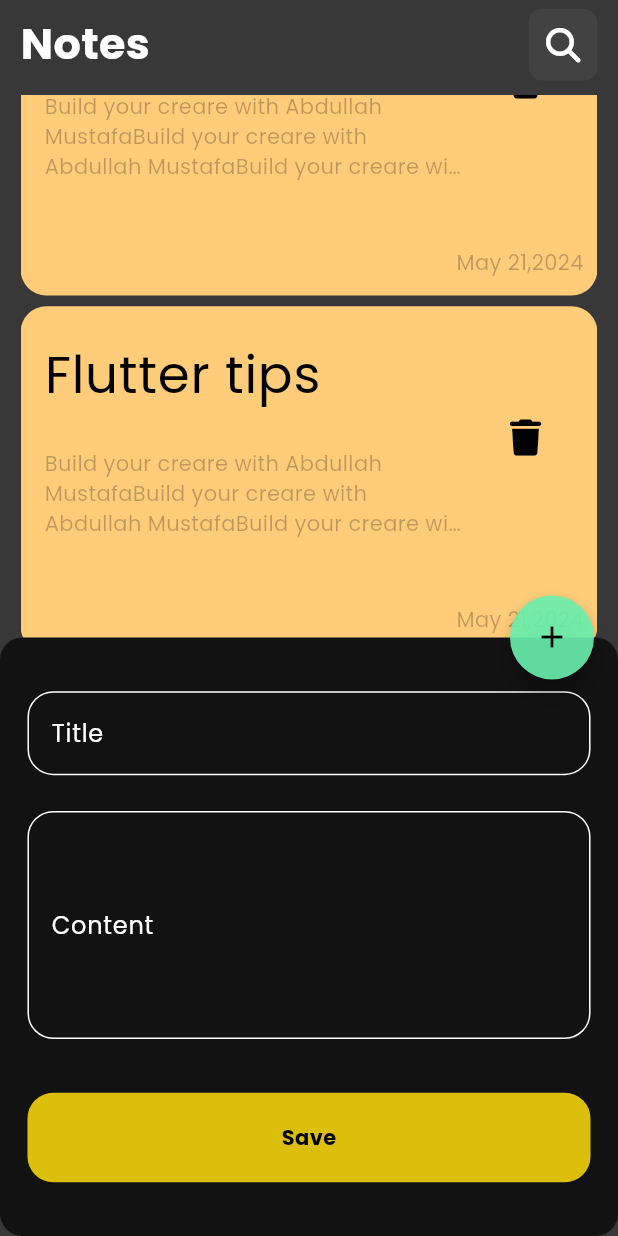
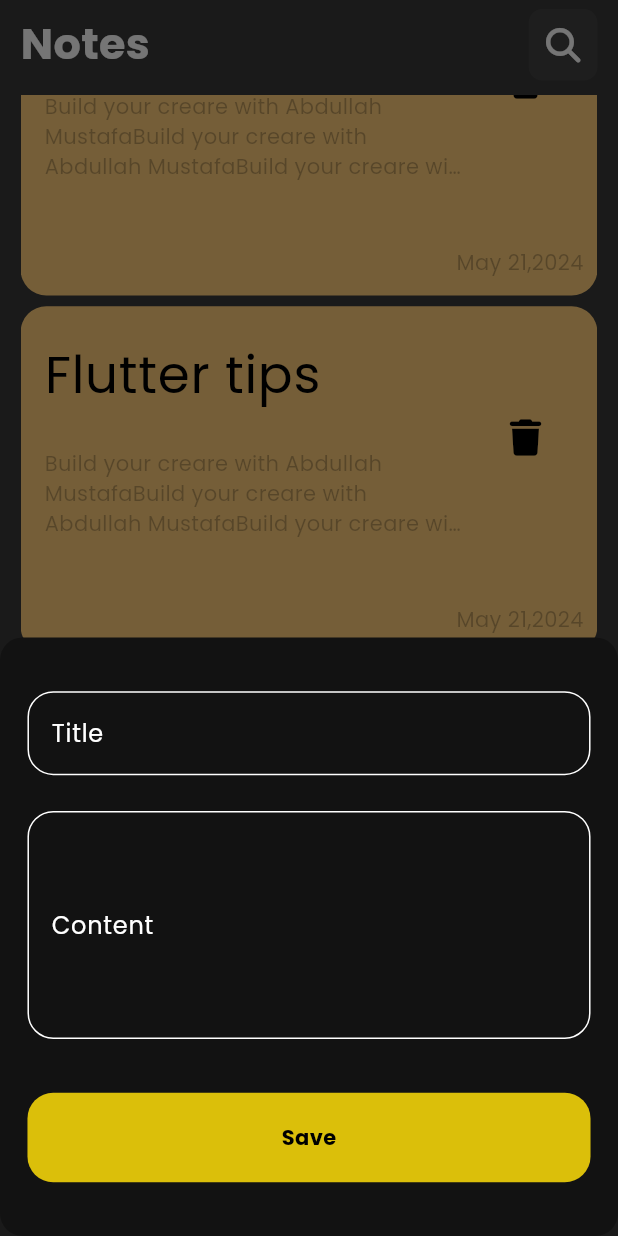
Before and after one commit to AbdullahMustafa321/Notes-App, a Flutter app: the screen it shows after launch, scrolled down 576 dp, after a tap on the "add" icon, on a phone screen of 412 x 824 dp. Run offline on Flutter 3.47's test engine with Material 3 defaults, Android fonts, the phone set to English and light mode, and no system bars; drawn by our look-alikes of modal_progress_hud_nsn; our stand-ins replace bloc, flutter_bloc, flutter_screenutil, font_awesome_flutter, hive, hive_flutter; accounts and stored records are empty; generated files the repository leaves out were written again.

```diff
--- a/lib/view/widgets/add_note_bottom_sheet_widget.dart
+++ b/lib/view/widgets/add_note_bottom_sheet_widget.dart
@@ -2,7 +2,6 @@ import 'package:flutter/cupertino.dart';
 import 'package:flutter/material.dart';
 import 'package:flutter_bloc/flutter_bloc.dart';
 import 'package:flutter_screenutil/flutter_screenutil.dart';
-import 'package:modal_progress_hud_nsn/modal_progress_hud_nsn.dart';
 import 'package:notes_app/cubits/add_note_cubit/add_notes_cubit.dart';
 
 import 'add_note_form_widget.dart';
@@ -26,15 +25,15 @@ class AddNoteBottomSheetWidget extends StatelessWidget {
         builder: (context, state) {
           return AbsorbPointer(
             absorbing: state is AddNotesLoading? true:false,
-            child: ModalProgressHUD(
-              inAsyncCall: state is AddNotesLoading ? true : false,
               child: Padding(
-                padding: EdgeInsets.symmetric(horizontal: 16.w),
+                padding: EdgeInsets.only(
+                    left: 16.w,
+                right: 16.w,
+                bottom: MediaQuery.of(context).viewInsets.bottom),
                 child: const SingleChildScrollView(
                   child: AddNoteFormWidget(),
                 ),
               ),
-            ),
           );
         },
       ),
--- a/lib/view/widgets/custom_Floating_button_widget.dart
+++ b/lib/view/widgets/custom_Floating_button_widget.dart
@@ -10,7 +10,8 @@ class CustomFloatingButtonWidget extends StatelessWidget {
     return FloatingActionButton(
       shape: const CircleBorder(),
       onPressed: () {
-        showBottomSheet(
+        showModalBottomSheet(
+          isScrollControlled: true,
           shape: RoundedRectangleBorder(
             borderRadius: BorderRadius.circular(15)
           ),
```
Also changed, not shown: lib/cubits/notes_cubit/notes_cubit.dart (added, +8 -0 lines), lib/cubits/notes_cubit/notes_state.dart (added, +12 -0 lines).
